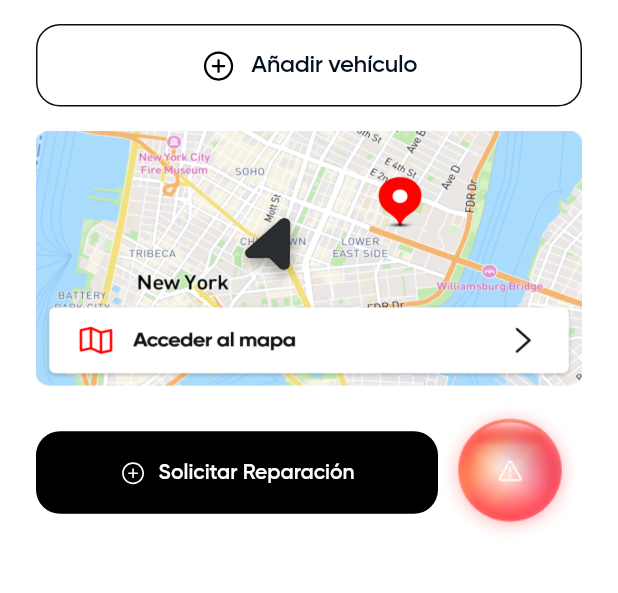
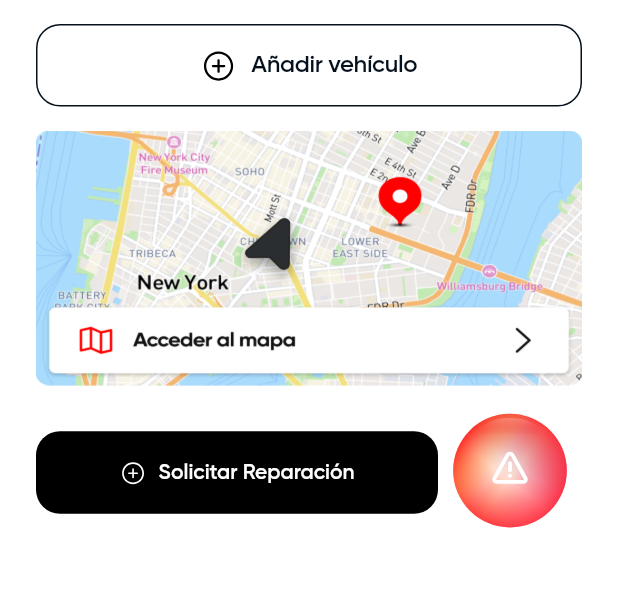
Before and after one commit to zzzSeMzzz/temp_pits_master, a Flutter app: the HomeScreen screen opened directly, on a phone screen of 412 x 824 dp, the part 423-1016 px from its top. Run offline on Flutter 3.47's test engine with Material 3 defaults, Android fonts, the phone set to English and light mode, and no system bars; our stand-ins replace bloc, dio, equatable, flutter_bloc, flutter_svg, freezed_annotation and 6 more; missing offline and left inert: awesome_dio_interceptor; accounts and stored records are empty; project files that could hold a hidden picture were left out.

Commit message:
new icons

```diff
--- a/lib/assets/constants/app_icons.dart
+++ b/lib/assets/constants/app_icons.dart
@@ -78,4 +78,5 @@ class AppIcons {
   static const String icHomeFlag = 'assets/icons/ic_home_flag.svg';
   static const String icScan2 = 'assets/icons/ic_scan_2.svg';
   static const String myLocation = 'assets/icons/ic_my_location.svg';
+  static const String icAlarmButton = 'assets/icons/ic_alarm_button.svg';
 }
--- a/lib/modules/home/presentation/sections/home/home_screen.dart
+++ b/lib/modules/home/presentation/sections/home/home_screen.dart
@@ -97,8 +97,8 @@ class HomeScreen extends StatelessWidget {
                         text: 'Solicitar Reparación',
                       ),
                     ),
-                    Image.asset(
-                      AppImages.alarmButton,
+                    SvgPicture.asset(
+                      AppIcons.icAlarmButton,
                       fit: BoxFit.fill,
                       width: 96,
                       height: 96,
--- a/lib/modules/home/presentation/sections/map_page/bloc/services_bloc.dart
+++ b/lib/modules/home/presentation/sections/map_page/bloc/services_bloc.dart
@@ -59,6 +59,12 @@ class ServicesBloc extends Bloc<ServicesEvent, ServicesState> {
         const ImageConfiguration(), AppImages.serviceFtOpen);
     _markerIconClosed = await BitmapDescriptor.asset(
         const ImageConfiguration(), AppImages.serviceFtClosed);
+    _markerIconNotFt = await BitmapDescriptor.asset(
+        const ImageConfiguration(size: Size(64, 69)), AppImages.serviceNotFt);
+    /*_markerIconNotFt = await BitmapDescriptor.asset(
+      const ImageConfiguration(size: Size(64, 70)),*/
+      'assets/images/service_not_ft2.png',
+    );
     _markerIconNotFt = await BitmapDescriptor.asset(
         const ImageConfiguration(), AppImages.serviceNotFt);
     _iconMyLocation = await BitmapDescriptor.asset(
```
Also changed, not shown: assets/icons/ic_alarm_button.svg (added), assets/images/marker_my_location.png, assets/images/marker_not_ft.png, 12 other files.
